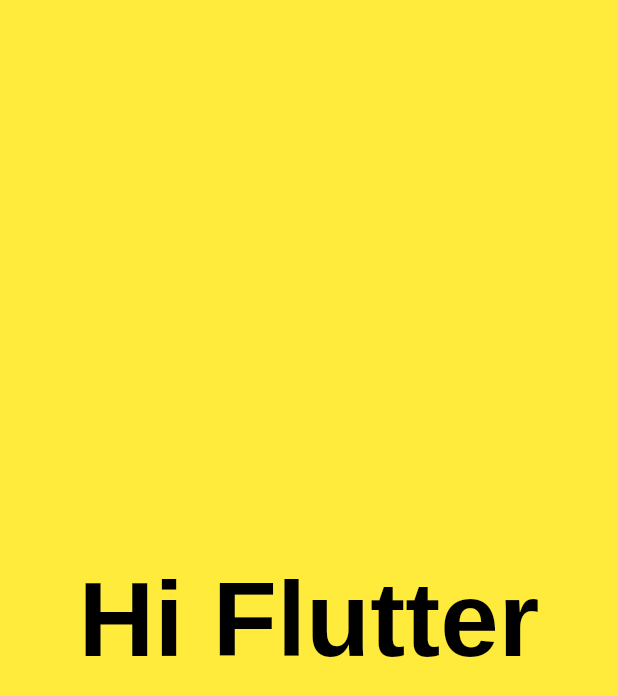
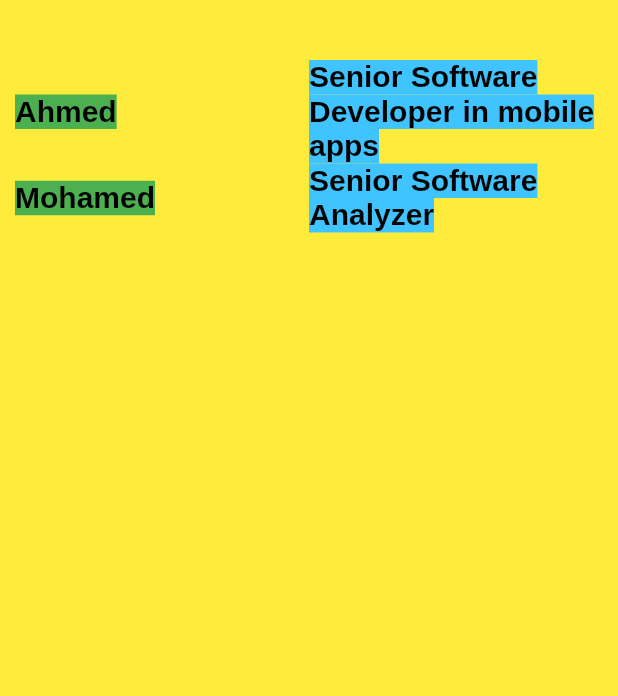
Before and after one commit to alMohamady/flutter_app, a Flutter app: the screen it shows after launch, on a phone screen of 412 x 824 dp. Shown: the top 696 px of the screen. Run offline on Flutter 3.47's test engine with Material 2 defaults, Android fonts, the phone set to English and light mode, and no system bars.

Commit message:
Row, Column and Expanded widget

```diff
--- a/lib/layouts/home_screen.dart
+++ b/lib/layouts/home_screen.dart
@@ -1,23 +1,79 @@
 import 'package:flutter/material.dart';
 
-
 class HomeScreen extends StatelessWidget {
-
   @override
   Widget build(BuildContext context) {
     // TODO: implement build
     return Center(
-       child:  Container(
+        child: Container(
+            padding: EdgeInsets.only(top: 40, left: 10, right: 10, bottom: 20),
             alignment: Alignment.center,
             color: Colors.yellow,
-            child: Text("Hi Flutter",
+            child: Column (
+               children: <Widget>[
+                 Row(
+                     textDirection: TextDirection.ltr,
+                     children: <Widget>[
+                       Expanded(
+                           child: Text(
+                             "Ahmed",
                              textDirection: TextDirection.ltr,
                              style: TextStyle(
                                color: Colors.black,
-                fontSize: 70,
+                               backgroundColor: Colors.green,
+                               fontSize: 20,
                                fontFamily: "Arimo",
                                fontWeight: FontWeight.w700,
                              ),
+                           )
+                       ),
+                       Expanded(
+                           child: Text(
+                               "Senior Software Developer in mobile apps",
+                               textDirection: TextDirection.ltr,
+                               style: TextStyle(
+                                 color: Colors.black,
+                                 backgroundColor: Colors.lightBlueAccent,
+                                 fontSize: 20,
+                                 fontFamily: "Arimo",
+                                 fontWeight: FontWeight.w700,
+                               )
+                           )
+                       )
+                     ]
+                 ),
+                 Row(
+                     textDirection: TextDirection.ltr,
+                     children: <Widget>[
+                       Expanded(
+                           child: Text(
+                             "Mohamed",
+                             textDirection: TextDirection.ltr,
+                             style: TextStyle(
+                               color: Colors.black,
+                               backgroundColor: Colors.green,
+                               fontSize: 20,
+                               fontFamily: "Arimo",
+                               fontWeight: FontWeight.w700,
+                             ),
+                           )
+                       ),
+                       Expanded(
+                           child: Text(
+                               "Senior Software Analyzer",
+                               textDirection: TextDirection.ltr,
+                               style: TextStyle(
+                                 color: Colors.black,
+                                 backgroundColor: Colors.lightBlueAccent,
+                                 fontSize: 20,
+                                 fontFamily: "Arimo",
+                                 fontWeight: FontWeight.w700,
+                               )
+                           )
+                       )
+                     ]
+                 )
+               ]
             )
         )
     );
```
Lines whose indentation alone changed are shown as unchanged.
